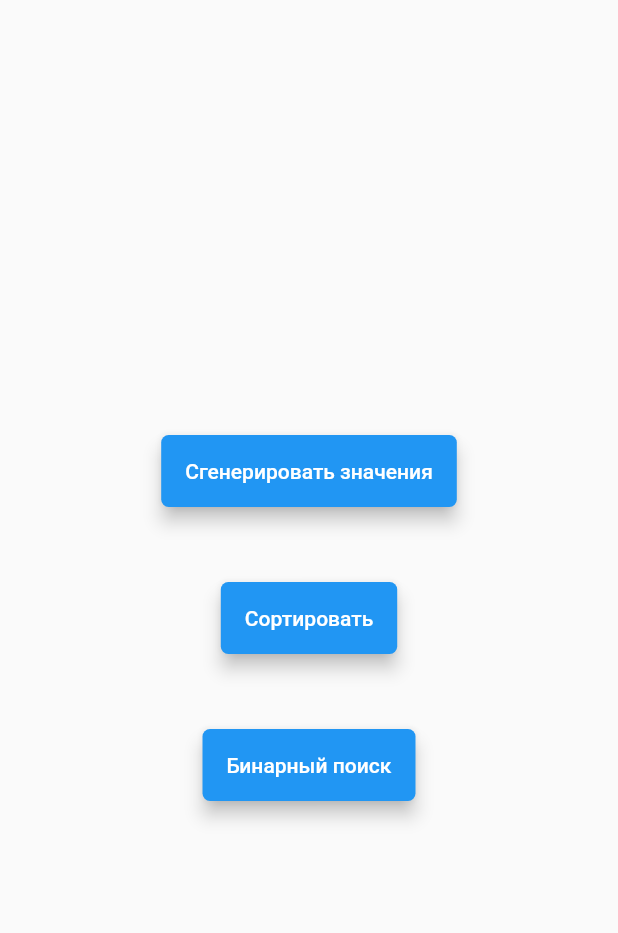
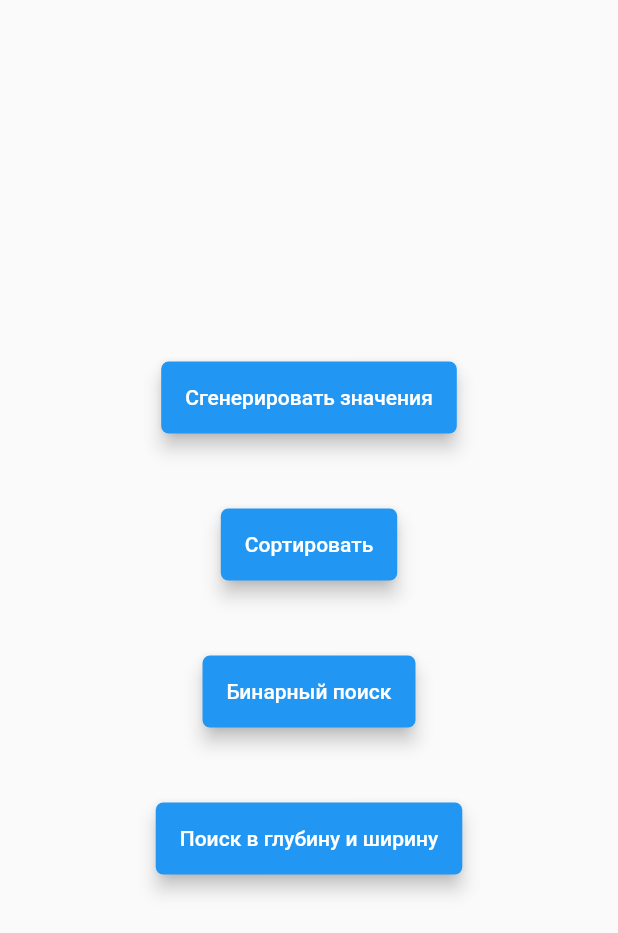
Before and after one commit to GenerallRoss/sort, a Flutter app: the screen it shows after launch, on a phone screen of 412 x 824 dp. Shown: the top 933 px of the screen. Run offline on Flutter 3.47's test engine with Material 2 defaults, Android fonts, the light colour scheme and no system bars.

Commit message:
Созданы графы

```diff
--- a/lib/main.dart
+++ b/lib/main.dart
@@ -2,9 +2,9 @@ import 'dart:math';
 
 import 'package:flutter/foundation.dart';
 import 'package:flutter/material.dart';
+import 'package:sort/graph.dart';
 import 'package:sort/lists.dart';
 import 'package:sort/qsort.dart';
-
 import 'binary_search.dart';
 
 void main() {
@@ -77,7 +77,9 @@ class _MyHomePageState extends State<MyHomePage> {
                     style: TextStyle(color: Colors.white),
                   ),
                   onPressed: () {
-                    print(values);
+                    if (kDebugMode) {
+                      print(values);
+                    }
                     DateTime startTime = DateTime.now();
                     debugPrint('Время начала: $startTime');
                     int high = values.length - 1;
@@ -110,6 +112,23 @@ class _MyHomePageState extends State<MyHomePage> {
                     debugPrint('Время окончания: ${DateTime.now()}');
                   }),
             ),
+            const SizedBox(
+              height: 50,
+            ),
+            Material(
+              borderRadius: BorderRadius.circular(5),
+              elevation: 5,
+              color: Colors.blue,
+              child: MaterialButton(
+                  child: const Text(
+                    'Поиск в глубину и ширину',
+                    style: TextStyle(color: Colors.white),
+                  ),
+                  onPressed: () {
+                    MyGraph graph = initGraph();
+                    print('0');
+                  }),
+            ),
           ],
         ),
       ),
--- a/pubspec.yaml
+++ b/pubspec.yaml
@@ -34,6 +34,7 @@ dependencies:
   # The following adds the Cupertino Icons font to your application.
   # Use with the CupertinoIcons class for iOS style icons.
   cupertino_icons: ^1.0.2
+  graphs: ^2.1.0
 
 dev_dependencies:
   flutter_test:
```
Also changed, not shown: lib/graph.dart (added, +40 -0 lines), pubspec.lock.
